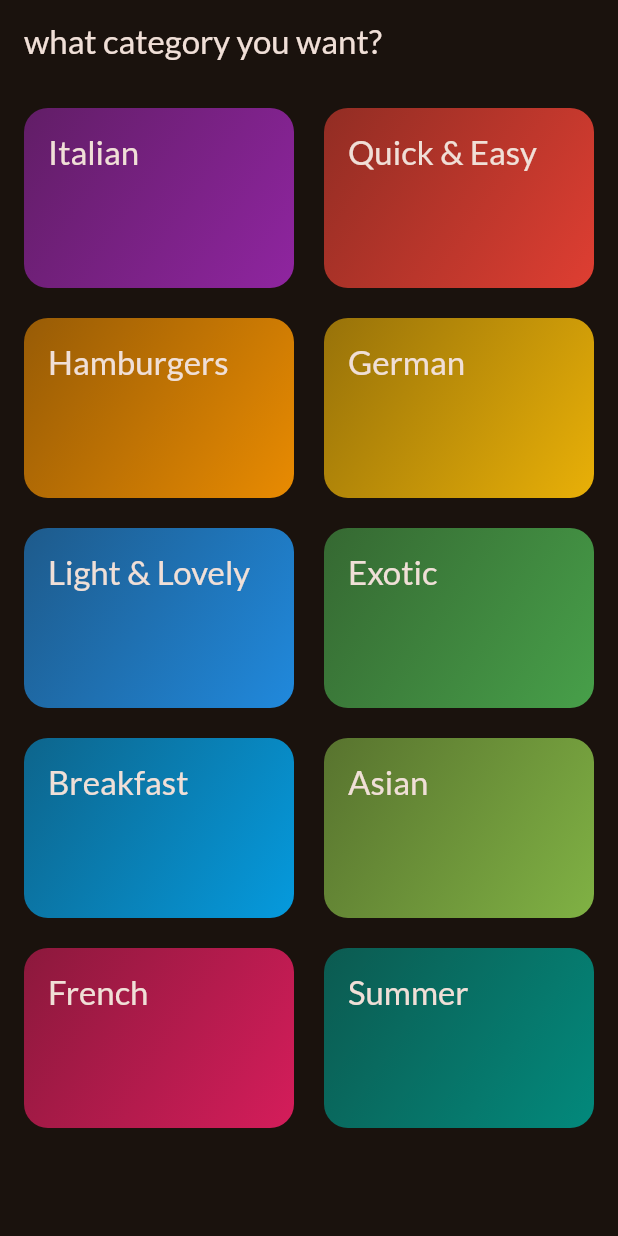
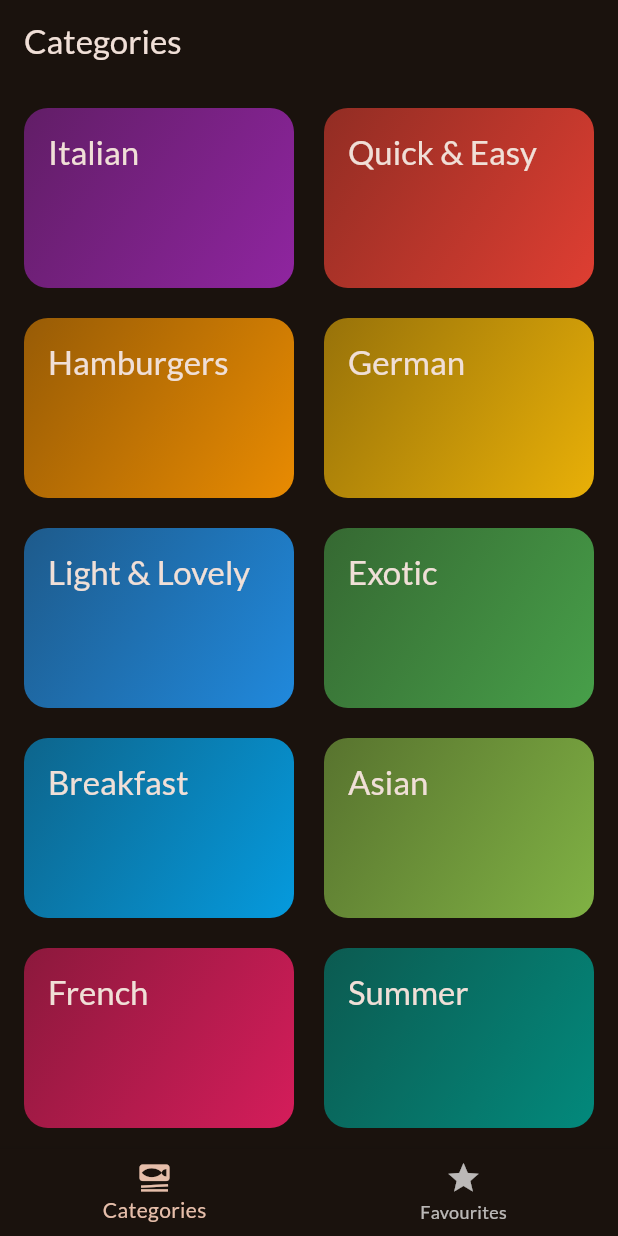
Before and after one commit to almakrami/meals_app, a Flutter app: the screen it shows after launch, on a phone screen of 412 x 824 dp. Run offline on Flutter 3.47's test engine with Material 2 defaults, Android fonts, the phone set to English and light mode, and no system bars; our stand-ins replace google_fonts, transparent_image.

Commit message:
adding tab bar

```diff
--- a/lib/Screens/categories.dart
+++ b/lib/Screens/categories.dart
@@ -22,11 +22,7 @@ class CategoriesScreen extends StatelessWidget {
 
   @override
   Widget build(context) {
-    return Scaffold(
-      appBar: AppBar(
-        title: const Text('what category you want?'),
-      ),
-      body: GridView(
+    return GridView(
         padding: const EdgeInsets.all(16),
         gridDelegate: const SliverGridDelegateWithFixedCrossAxisCount(
           crossAxisCount: 2,
@@ -43,7 +39,7 @@ class CategoriesScreen extends StatelessWidget {
               },
             )
         ],
-      ),
-    );
+      )
+    ;
   }
 }
--- a/lib/Screens/meals.dart
+++ b/lib/Screens/meals.dart
@@ -12,10 +12,10 @@ class MealsScreen extends StatelessWidget {
   const MealsScreen({
     super.key,
     required this.meals,
-    required this.title,
+     this.title,
   });
 
-  final String title;
+  final String? title;
   final List<Meal> meals;
  void selectMeal(BuildContext context, Meal meal){
   Navigator.of(context).push(MaterialPageRoute(builder: (ctx)=> MealDetailsScreen(meal: meal)));
@@ -47,9 +47,12 @@ class MealsScreen extends StatelessWidget {
       );
     }
 
+    if(title == null) {
+      return content;
+    }
     return Scaffold(
 
-      appBar: AppBar(title: Text(title),
+      appBar: AppBar(title: Text(title!),
       ),
       body: content,
     );
--- /dev/null
+++ b/lib/Screens/tabs.dart
@@ -0,0 +1,52 @@
+import 'package:flutter/material.dart';
+
+import 'package:meals_app/Screens/categories.dart';
+import 'package:meals_app/Screens/meals.dart';
+
+class TabsScreen extends StatefulWidget {
+  const TabsScreen({super.key});
+
+  @override
+  State<StatefulWidget> createState() {
+    return _TabsScreen();
+  }
+}
+
+class _TabsScreen extends State<TabsScreen> {
+  int _selectedPageIndex = 0;
+
+  void _selectPage(int index) {
+    setState(() {
+      _selectedPageIndex = index;
+    });
+  }
+
+  @override
+  Widget build(BuildContext context) {
+    Widget activePage = const CategoriesScreen();
+    var activePagetitle = 'Categories';
+
+    if (_selectedPageIndex == 1) {
+      activePage = MealsScreen(meals: [], );
+      activePagetitle = 'Your Favourite';
+    }
+    return Scaffold(
+      appBar: AppBar(
+        title: Text(activePagetitle),
+      ),
+      body: activePage,
+      bottomNavigationBar: BottomNavigationBar(
+        onTap: _selectPage,
+        currentIndex: _selectedPageIndex,
+        items: const [
+          BottomNavigationBarItem(
+              icon: Icon(Icons.set_meal), label: 'Categories'),
+          BottomNavigationBarItem(
+            icon: Icon(Icons.star),
+            label: 'Favourites',
+          )
+        ],
+      ),
+    );
+  }
+}
--- a/lib/main.dart
+++ b/lib/main.dart
@@ -2,6 +2,7 @@ import 'package:flutter/material.dart';
 
 import 'package:google_fonts/google_fonts.dart';
 import 'package:meals_app/Screens/categories.dart';
+import 'package:meals_app/Screens/tabs.dart';
 
 
 final theme = ThemeData(
@@ -24,7 +25,7 @@ class App extends StatelessWidget {
   Widget build(BuildContext context) {
     return MaterialApp(
       theme: theme,
-      home:const CategoriesScreen(),
+      home:const TabsScreen(),
     );
   }
 }
```
